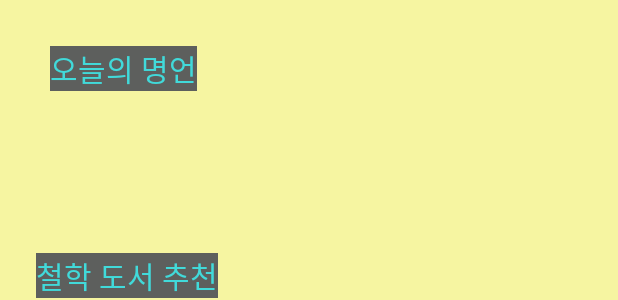
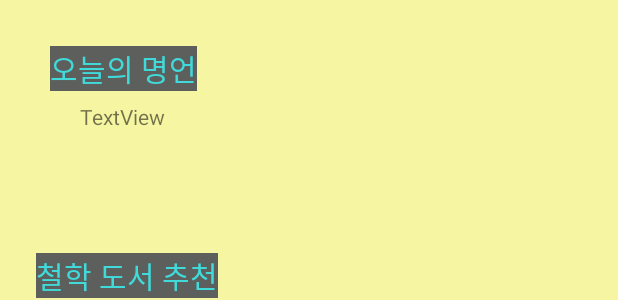
Before and after one commit to dsjk3172/Black-Cat, an Android app: the layout activity_main.xml on its own in the app's theme, with its tools: preview values and no code run, on a phone screen of 412 x 824 dp. Shown: the part 125-425 px from the top of the screen. Run offline under Robolectric (Android 15) with nearby library versions, the phone set to English and light mode, and no system bars; Roboto replaces fonts that are not available here.

Commit message:
mainactivity 오류 수정 필요

```diff
--- a/app/src/main/res/layout/activity_main.xml
+++ b/app/src/main/res/layout/activity_main.xml
@@ -137,6 +137,18 @@
                 tools:layout_editor_absoluteX="34dp"
                 tools:layout_editor_absoluteY="470dp" />
 
+            <TextView
+                android:id="@+id/tvSaying"
+                android:layout_width="336dp"
+                android:layout_height="80dp"
+                android:layout_below="@+id/Txt_Main_bw"
+                android:layout_alignParentStart="true"
+                android:layout_alignParentLeft="true"
+                android:layout_marginStart="53dp"
+                android:layout_marginLeft="53dp"
+                android:layout_marginTop="7dp"
+                android:text="TextView" />
+
         </RelativeLayout>
     </ScrollView>
 
```
Also changed, not shown: app/src/main/java/com/example/software_project/BestWord.java (+7 -6 lines), app/src/main/java/com/example/software_project/MainActivity.java (+40 -2 lines), app/src/main/java/com/example/software_project/ProductDBHelper.java (added, +21 -0 lines), app/src/main/assets/sp.db.
